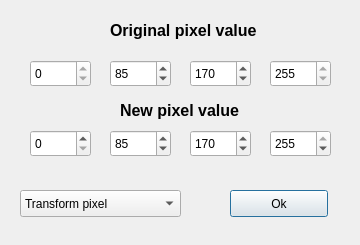
First picture: the form in practica2/pixelTForm.ui, repository ARebollo/ArtificialVision, before the edit.
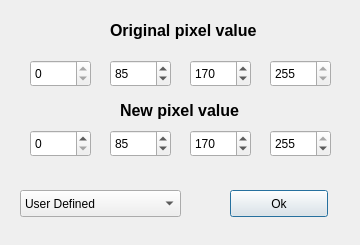
Second picture: the form after the edit.

The edit to the form file:
```diff
--- a/practica2/pixelTForm.ui
+++ b/practica2/pixelTForm.ui
@@ -245,7 +245,7 @@
    </property>
    <item>
     <property name="text">
-     <string>Transform pixel</string>
+     <string>User Defined</string>
     </property>
    </item>
    <item>
```
Left out of the diff: 6 changed lines with no effect on the pictures.
